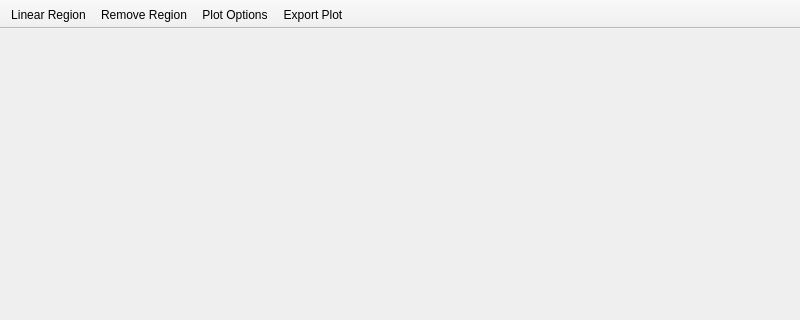
First picture: the form in specviz/data/ui/plot_window.ui, repository nmearl/specviz, before the edit; both pictures show x 0 to 800 and y 0 to 320 of the 800 by 600 pixel window.
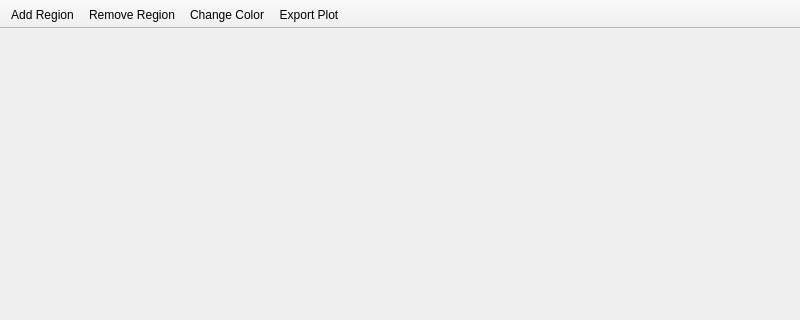
Second picture: the form after the edit. Icons and pictures are not drawn.

What changed in the file:
```diff
--- a/specviz/data/ui/plot_window.ui
+++ b/specviz/data/ui/plot_window.ui
@@ -65,12 +65,12 @@
    </attribute>
    <addaction name="linear_region_action"/>
    <addaction name="remove_region_action"/>
-   <addaction name="plot_options_action"/>
+   <addaction name="change_color_action"/>
    <addaction name="export_plot_action"/>
   </widget>
   <action name="linear_region_action">
    <property name="text">
-    <string>Linear Region</string>
+    <string>Add Region</string>
    </property>
    <property name="toolTip">
     <string>Add a linear selection region</string>
@@ -108,6 +108,18 @@
     <string>Remove selected region</string>
    </property>
   </action>
+  <action name="change_color_action">
+   <property name="icon">
+    <iconset resource="../resources.qrc">
+     <normaloff>:/icons/color.svg</normaloff>:/icons/color.svg</iconset>
+   </property>
+   <property name="text">
+    <string>Change Color</string>
+   </property>
+   <property name="toolTip">
+    <string>Change the current plot item color</string>
+   </property>
+  </action>
  </widget>
  <resources/>
  <connections/>
```
Left out of the diff: 16 changed lines with no effect on the pictures.
